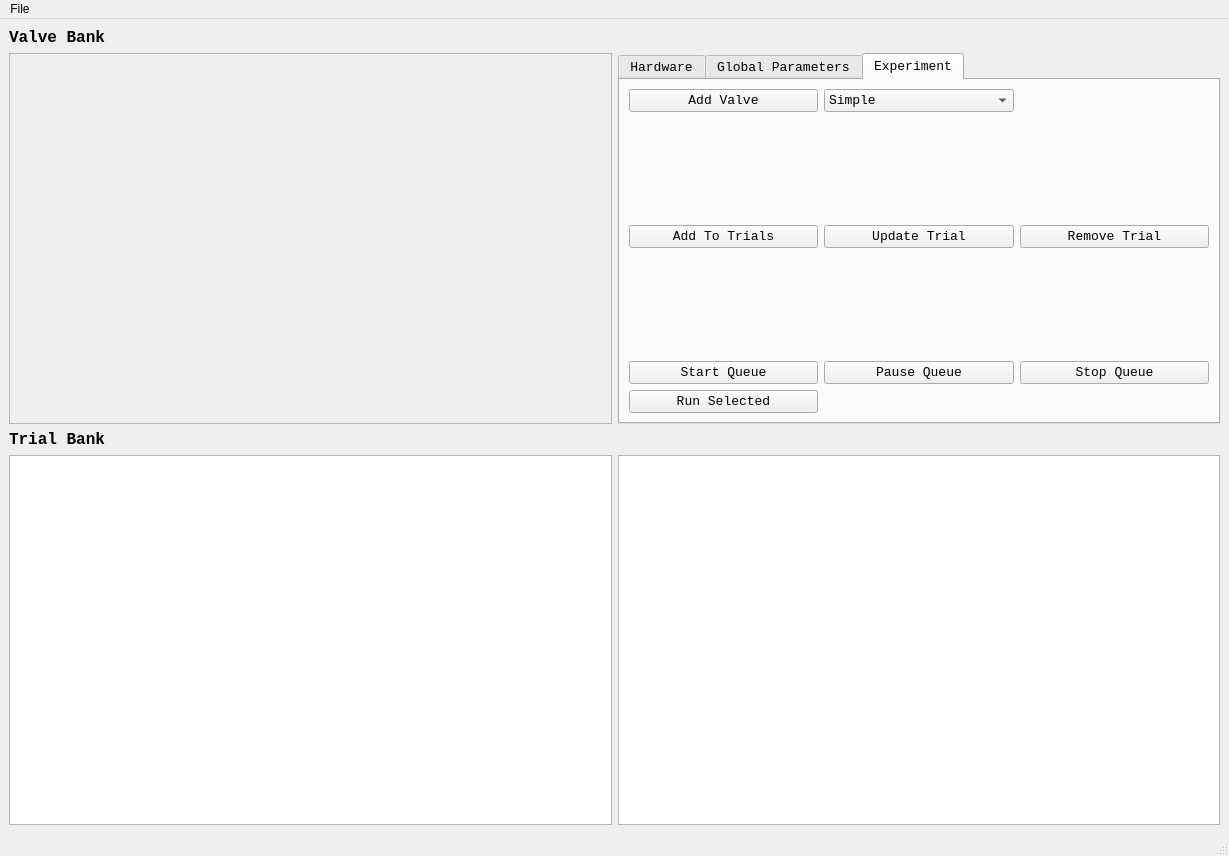
tobiasackels/PulseBoy, file PulseBoyUI.ui: the form before one commit.
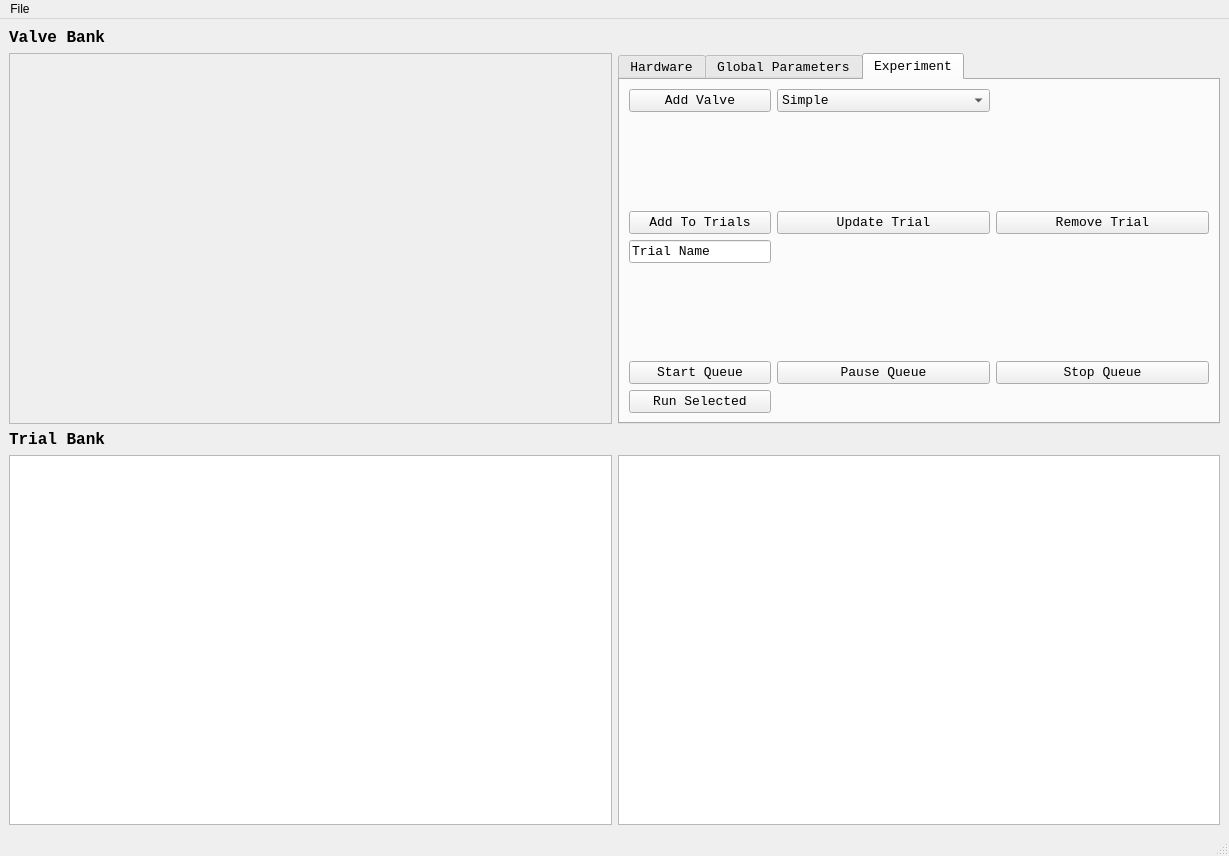
The form after the commit. The open tabs and pages were chosen to show the change. Custom widgets are drawn as their Qt base class.

Commit message: Should now be able to name trials in the GUI

Patch:
```diff
--- a/PulseBoyUI.ui
+++ b/PulseBoyUI.ui
@@ -309,7 +309,20 @@
         <string>Experiment</string>
        </attribute>
        <layout class="QGridLayout" name="gridLayout_4">
-        <item row="4" column="0">
+        <item row="3" column="0">
+         <widget class="QLineEdit" name="trialNameEdit">
+          <property name="sizePolicy">
+           <sizepolicy hsizetype="Maximum" vsizetype="Fixed">
+            <horstretch>0</horstretch>
+            <verstretch>0</verstretch>
+           </sizepolicy>
+          </property>
+          <property name="text">
+           <string>Trial Name</string>
+          </property>
+         </widget>
+        </item>
+        <item row="5" column="0">
          <widget class="QPushButton" name="startQueueButton">
           <property name="text">
            <string>Start Queue</string>
@@ -342,7 +355,7 @@
           </property>
          </widget>
         </item>
-        <item row="3" column="0">
+        <item row="4" column="0">
          <spacer name="verticalSpacer_3">
           <property name="orientation">
            <enum>Qt::Vertical</enum>
@@ -389,27 +402,27 @@
           </property>
          </spacer>
         </item>
-        <item row="4" column="2">
+        <item row="6" column="0">
+         <widget class="QPushButton" name="runSelectedButton">
+          <property name="text">
+           <string>Run Selected</string>
+          </property>
+         </widget>
+        </item>
+        <item row="5" column="2">
          <widget class="QPushButton" name="stopQueueButton">
           <property name="text">
            <string>Stop Queue</string>
           </property>
          </widget>
         </item>
-        <item row="4" column="1">
+        <item row="5" column="1">
          <widget class="QPushButton" name="pauseQueueButton">
           <property name="text">
            <string>Pause Queue</string>
           </property>
          </widget>
         </item>
-        <item row="5" column="0">
-         <widget class="QPushButton" name="runSelectedButton">
-          <property name="text">
-           <string>Run Selected</string>
-          </property>
-         </widget>
-        </item>
        </layout>
       </widget>
      </widget>
```
Left out of the diff: 2 changed lines with no effect on the pictures. The commit also changes 4 other files.
